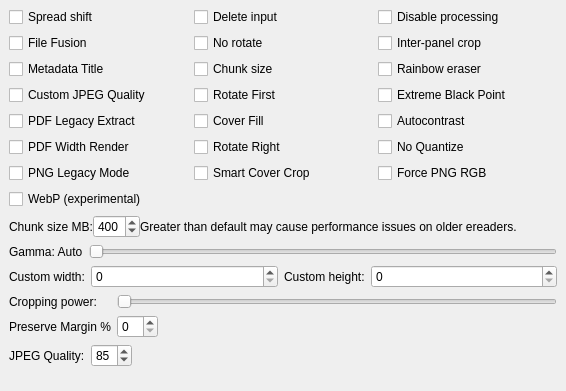
Before: the Qt Designer form gui/KCC.ui in ciromattia/kcc, drawn with Qt 5; both pictures show x 0 to 566 and y 442 to 833 of the 566 by 833 pixel window.
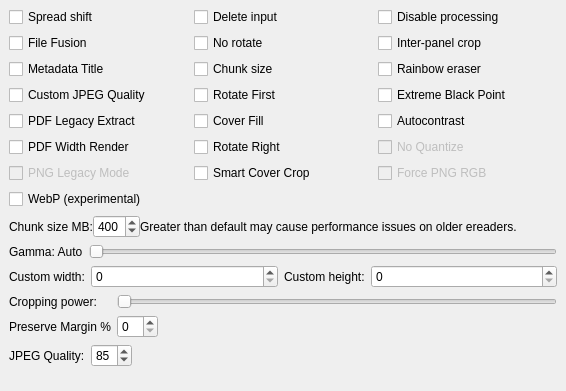
After: the same form once the commit is applied. Icons and pictures are not drawn.

Commit message: disable png extra optons by default

The edit to the form file:
```diff
--- a/gui/KCC.ui
+++ b/gui/KCC.ui
@@ -549,6 +549,9 @@
        </item>
        <item row="11" column="0">
         <widget class="QCheckBox" name="pngLegacyBox">
+         <property name="enabled">
+          <bool>false</bool>
+         </property>
          <property name="toolTip">
           <string>Use a more compatible 8 bit PNG instead of 4 bit.</string>
          </property>
@@ -656,6 +659,9 @@
        </item>
        <item row="10" column="2">
         <widget class="QCheckBox" name="noQuantizeBox">
+         <property name="enabled">
+          <bool>false</bool>
+         </property>
          <property name="toolTip">
           <string>Don't quantize PNG images to 16 colors (4 bit)
 
@@ -814,6 +820,9 @@
        </item>
        <item row="11" column="2">
         <widget class="QCheckBox" name="forcePngRgbBox">
+         <property name="enabled">
+          <bool>false</bool>
+         </property>
          <property name="toolTip">
           <string>Force full color images to be saved in lossless PNG format, dramatically increases the filesize.</string>
          </property>
```
The commit also changes 1 other file.
